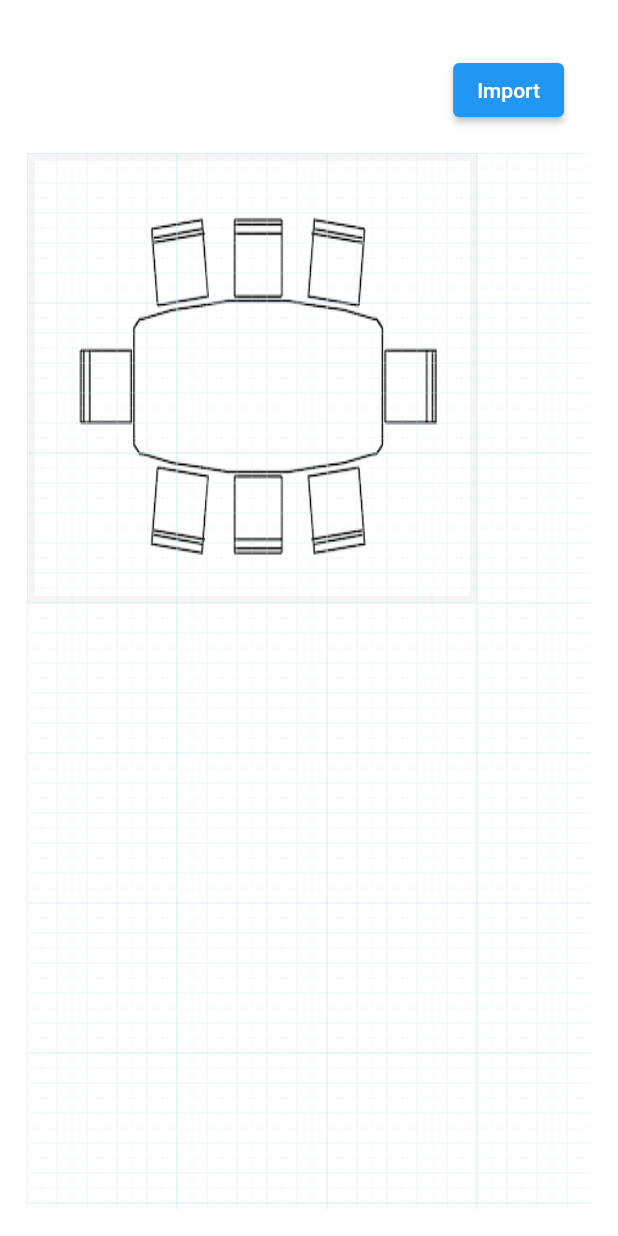
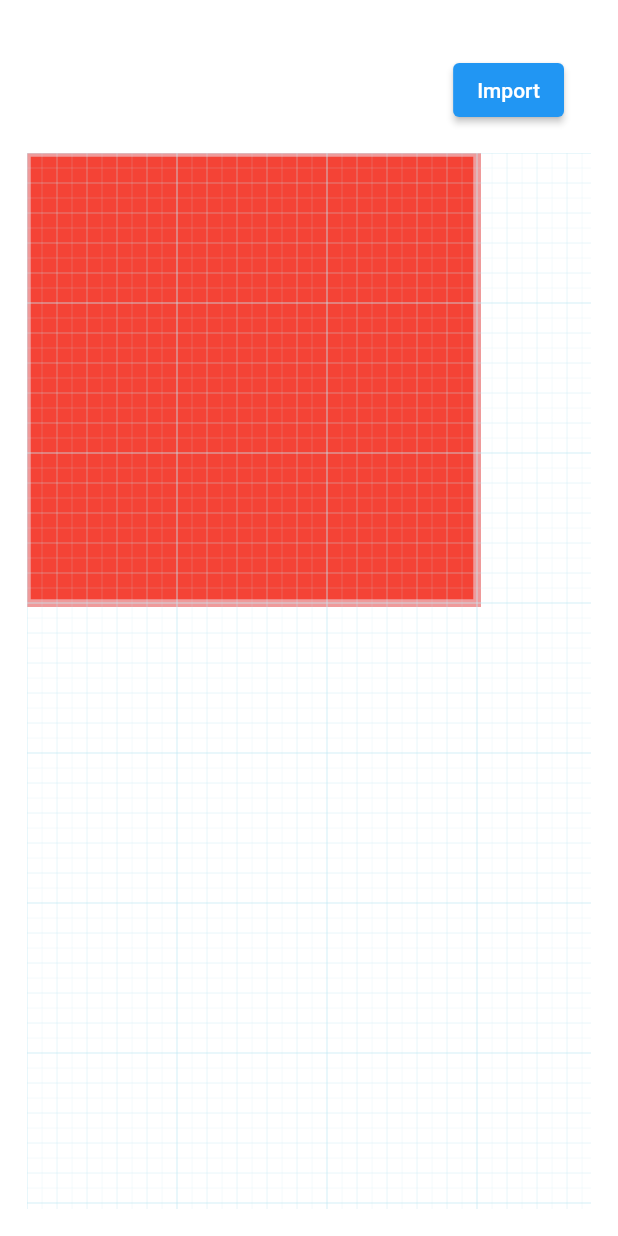
Before and after one commit to Vong3432/interactive_box, a Flutter app: the screen it shows after launch, on a phone screen of 412 x 824 dp. Run offline on Flutter 3.47's test engine with Material 2 defaults, Android fonts, the phone set to English and light mode, and no system bars.

Commit message:
docs: Update example code

```diff
--- a/example/lib/main.dart
+++ b/example/lib/main.dart
@@ -216,6 +216,12 @@ class Content extends StatelessWidget {
 
           return InteractiveBox(
             key: ValueKey(table.id),
+            defaultScaleBorderDecoration: BoxDecoration(
+              border: Border.all(
+                width: 0,
+                color: Colors.transparent,
+              ),
+            ),
             // hideActionIconsWhenInteracting: false,
             initialWidth: table.width,
             initialHeight: table.height,
@@ -291,7 +297,13 @@ class Content extends StatelessWidget {
               ControlActionType.rotate,
               ControlActionType.scale,
             ],
-            child: tables[index].image,
+            shape: Shape.rectangle,
+            shapeStyle: ShapeStyle(
+              borderWidth: 5,
+              borderColor: Colors.red[200],
+              backgroundColor: Colors.red,
+            ),
+            // child: tables[index].image,
           );
         })
       ],
```
